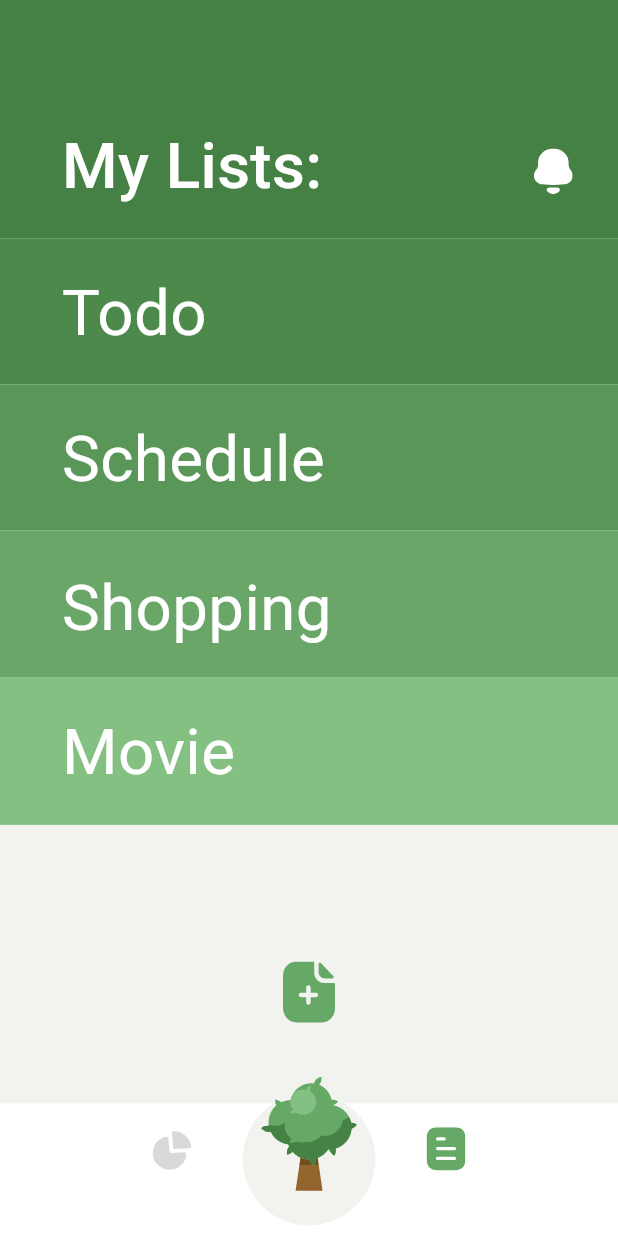
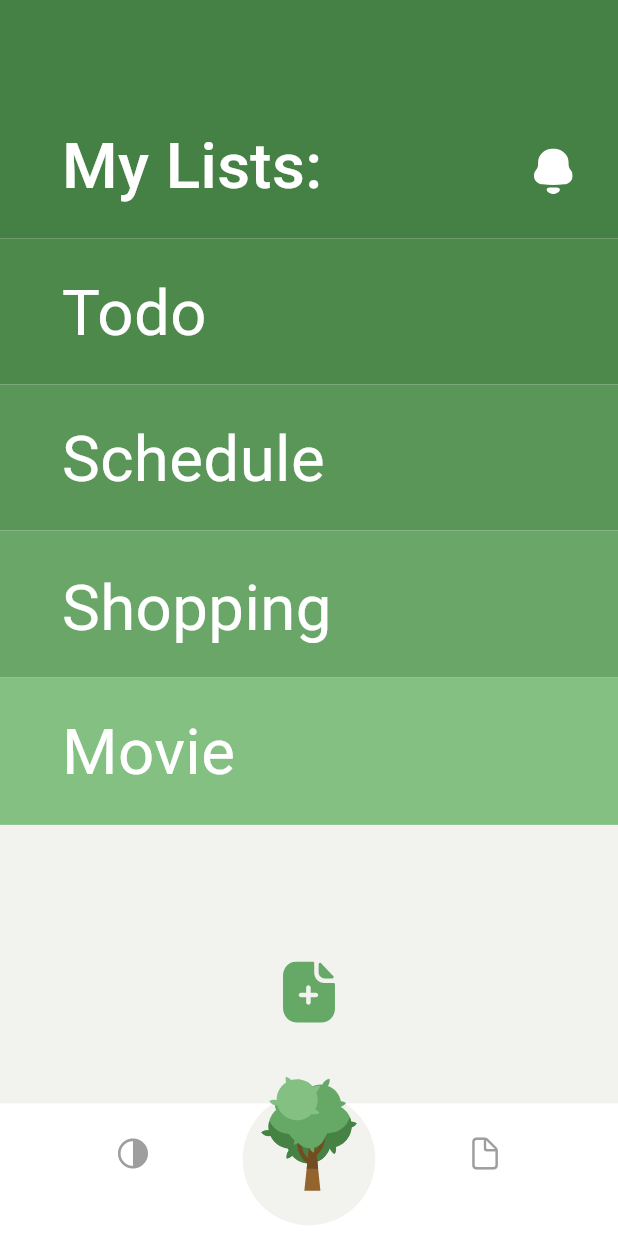
Before and after one commit to Aisbaby228/PlantApp3, a Flutter app: the MyListsScreen screen opened by its route, on a phone screen of 412 x 824 dp. Run offline on Flutter 3.47's test engine with Material 3 defaults, Android fonts, the phone set to English and light mode, and no system bars; our stand-ins replace cached_network_image, calendar_date_picker2, flutter_svg, slide_countdown, table_calendar.

Commit message:
git@github.com:Aisbaby228/PlantUp.git

```diff
--- a/lib/presentation/Schedule_lists/day.dart
+++ b/lib/presentation/Schedule_lists/day.dart
@@ -88,7 +88,7 @@ class DayPage extends StatelessWidget {
               right: 87.h,
             ),
             child: Text(
-              "School:",
+              "Day:",
               style: CustomTextStyles.displayMediumMedium,
             ),
           ),
--- a/lib/presentation/my_lists_screen/my_lists_screen.dart
+++ b/lib/presentation/my_lists_screen/my_lists_screen.dart
@@ -1,9 +1,12 @@
+import 'package:flutter/cupertino.dart';
 import 'package:flutter/material.dart';
 import 'package:rayshardenov_s_devochki2/core/app_export.dart';
 import 'package:rayshardenov_s_devochki2/presentation/Schedule_lists/schedule_list.dart';
+import 'package:rayshardenov_s_devochki2/presentation/focus_break_skip_screen/focus_break_skip_screen.dart';
 import 'package:rayshardenov_s_devochki2/presentation/my_lists_screen/Shopping%20lists/Shopping_lists.dart';
 import 'package:rayshardenov_s_devochki2/presentation/my_lists_screen/movie_lists/movie_lists.dart';
 import 'package:rayshardenov_s_devochki2/presentation/my_lists_screen/my_list2.dart';
+import 'package:rayshardenov_s_devochki2/presentation/stats_monthly_march_screen/stats_monthly_march_screen.dart';
 
 class MyListsScreen extends StatelessWidget {
   const MyListsScreen({Key? key})
@@ -212,21 +215,64 @@ class MyListsScreen extends StatelessWidget {
               ),
             ),
           ),
-          CustomImageView(
-            imagePath: ImageConstant.imgGroup97Green400,
-            height: 33.v,
-            width: 243.h,
-            alignment: Alignment.bottomCenter,
-            margin: EdgeInsets.only(bottom: 49.v),
+
+
+          SizedBox(
+   height: 190.v,
+   width: 270.h,
+         child: IconButton(
+                    onPressed: () {
+                      Navigator.push(context,
+                          MaterialPageRoute(builder: (context) => MyListsScreen()));
+                    },
+                    icon: const Icon(
+                      CupertinoIcons.circle_righthalf_fill,
+
+                      color: Colors.grey,
+
+                    ),
+                    alignment: Alignment.bottomLeft,
+                     padding: EdgeInsets.only(bottom: 49.v),
+
+                  ),
+          ),
+           SizedBox(
+   height: 190.v,
+   width: 270.h,
+         child: IconButton(
+                    onPressed: () {
+                      Navigator.push(context,
+                          MaterialPageRoute(builder: (context) => StatsMonthlyMarchScreen()));
+                    },
+                    icon: const Icon(
+                      CupertinoIcons.doc,
+
+                      color: Colors.grey,
+
+                    ),
+                    alignment: Alignment.bottomRight,
+                     padding: EdgeInsets.only(bottom: 49.v),
+
+                  ),
           ),
           CustomImageView(
-            imagePath: ImageConstant.imgPlay,
+            imagePath: ImageConstant.imgTree081,
             height: 86.v,
             width: 70.h,
             alignment: Alignment.topCenter,
+            onTap: () {
+                                  Navigator.push(
+                                      context,
+                                      MaterialPageRoute(
+                                          builder: (context) => FocusBreakSkipScreen()));
+                                },
           ),
+
         ],
       ),
     );
+
+
+
   }
 }
```
Also changed, not shown: lib/bottom_sheets/header6_view.dart (+1 -8 lines), lib/bottom_sheets/header_view.dart (+1 -8 lines), lib/bottom_sheets/header_view2.dart (+1 -8 lines), lib/bottom_sheets/header_view3.dart (+1 -8 lines), lib/bottom_sheets/header_view4.dart (+1 -8 lines), lib/bottom_sheets/header_view5.dart (+1 -8 lines), lib/bottom_sheets/header_view7.dart (+1 -8 lines), lib/bottom_sheets/header_view8.dart (+1 -8 lines), lib/presentation/focus_break_skip_screen/focus_break_skip_screen.dart (+9 -1 lines), lib/bottom_sheets/timer provider.dart (added).
